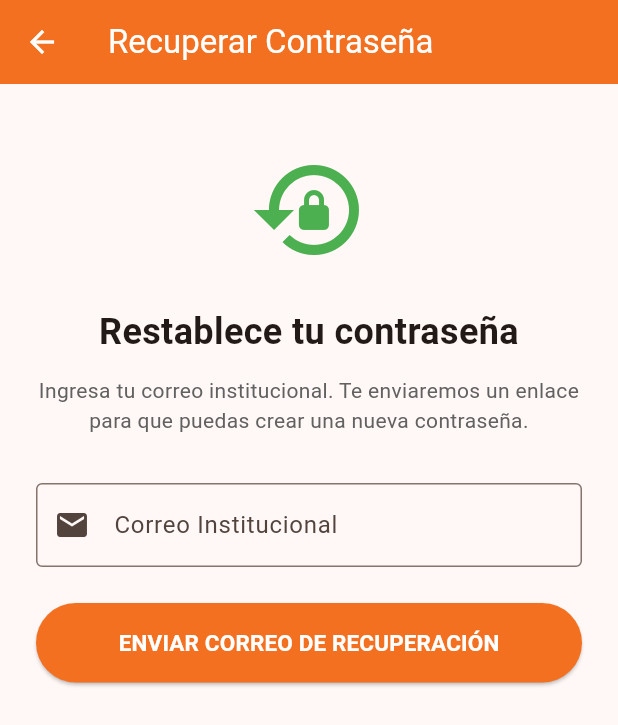
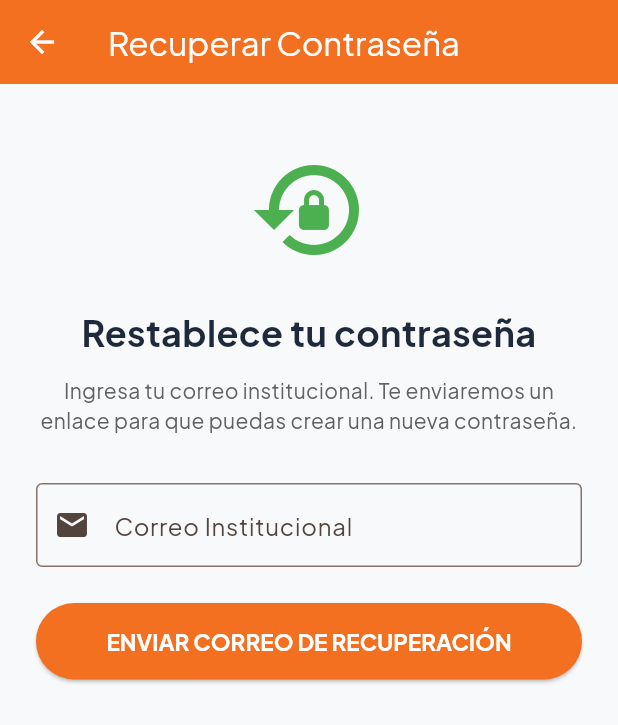
Before and after one commit to juaneslinarez-byte/saman-deportivo, a Flutter app: the screen it shows after launch, after a tap on "¿Olvidaste tu contraseña?", on a phone screen of 412 x 824 dp. Shown: the top 725 px of the screen. Run offline on Flutter 3.47's test engine with Material 3 defaults, Android fonts, the light colour scheme and no system bars; our stand-ins replace cloud_firestore, firebase_auth, firebase_core, google_fonts; accounts and stored records are empty; statements that could not run were skipped.

Commit message:
feat: agregar el tema visual del prototipo con Plus Jakarta Sans

```diff
--- /dev/null
+++ b/app/lib/core/tema.dart
@@ -0,0 +1,61 @@
+import 'package:flutter/material.dart';
+import 'package:google_fonts/google_fonts.dart';
+
+import 'colores.dart';
+
+/// Tema visual de la aplicación, según el estilo «light» del prototipo en
+/// Figma: fondo claro, esquinas redondeadas, botones en forma de pastilla,
+/// sombras suaves y la tipografía Plus Jakarta Sans.
+abstract final class TemaSaman {
+  static ThemeData get claro {
+    final base = ThemeData(
+      useMaterial3: true,
+      colorScheme: ColorScheme.fromSeed(
+        seedColor: ColoresSaman.naranja,
+        primary: ColoresSaman.naranja,
+        error: ColoresSaman.rojo,
+        surface: ColoresSaman.blanco,
+      ),
+      scaffoldBackgroundColor: ColoresSaman.fondo,
+      // Plus Jakarta Sans se descarga de Google Fonts la primera vez.
+      fontFamily: GoogleFonts.plusJakartaSans().fontFamily,
+    );
+
+    return base.copyWith(
+      textTheme: base.textTheme.apply(
+        bodyColor: ColoresSaman.azulOscuro,
+        displayColor: ColoresSaman.azulOscuro,
+      ),
+      // La barra superior naranja se mantiene, como en recuperar contraseña.
+      appBarTheme: const AppBarTheme(
+        backgroundColor: ColoresSaman.naranja,
+        foregroundColor: ColoresSaman.blanco,
+      ),
+      elevatedButtonTheme: ElevatedButtonThemeData(
+        style: ElevatedButton.styleFrom(
+          backgroundColor: ColoresSaman.naranja,
+          foregroundColor: ColoresSaman.blanco,
+          shape: const StadiumBorder(),
+          textStyle: GoogleFonts.plusJakartaSans(fontWeight: FontWeight.bold),
+        ),
+      ),
+      textButtonTheme: TextButtonThemeData(
+        style: TextButton.styleFrom(foregroundColor: ColoresSaman.naranja),
+      ),
+      // Solo el color de las ayudas: cada formulario define el estilo de sus
+      // campos, y así la pantalla de recuperar contraseña conserva el suyo.
+      inputDecorationTheme: const InputDecorationTheme(
+        hintStyle: TextStyle(color: ColoresSaman.textoTenue),
+      ),
+      cardTheme: CardThemeData(
+        color: ColoresSaman.blanco,
+        elevation: 2,
+        shadowColor: Colors.black12,
+        shape: RoundedRectangleBorder(borderRadius: BorderRadius.circular(18)),
+      ),
+      snackBarTheme: const SnackBarThemeData(
+        behavior: SnackBarBehavior.floating,
+      ),
+    );
+  }
+}
--- a/app/lib/main.dart
+++ b/app/lib/main.dart
@@ -1,6 +1,7 @@
 import 'package:firebase_core/firebase_core.dart';
 import 'package:flutter/material.dart';
 
+import 'core/tema.dart';
 import 'firebase_options.dart';
 import 'vistas/auth/login_view.dart';
 import 'vistas/auth/registro_view.dart';
@@ -21,7 +22,7 @@ class MyApp extends StatelessWidget {
     return MaterialApp(
       title: 'Samán Deportivo',
       debugShowCheckedModeBanner: false,
-      theme: AppTheme.tema,
+      theme: TemaSaman.claro,
       initialRoute: '/login',
       routes: {
         '/login': (context) => const LoginView(),
@@ -31,30 +32,3 @@ class MyApp extends StatelessWidget {
     );
   }
 }
-
-class AppTheme {
-  static const Color colorPrimario = Color(0xFFF37021);
-
-  static ThemeData get tema {
-    return ThemeData(
-      primaryColor: colorPrimario,
-      colorScheme: ColorScheme.fromSeed(
-        seedColor: colorPrimario,
-        primary: colorPrimario,
-      ),
-      inputDecorationTheme: InputDecorationTheme(
-        border: OutlineInputBorder(borderRadius: BorderRadius.circular(8)),
-      ),
-      elevatedButtonTheme: ElevatedButtonThemeData(
-        style: ElevatedButton.styleFrom(
-          backgroundColor: colorPrimario,
-          foregroundColor: Colors.white,
-        ),
-      ),
-      appBarTheme: const AppBarTheme(
-        backgroundColor: colorPrimario,
-        foregroundColor: Colors.white,
-      ),
-    );
-  }
-}
--- a/app/pubspec.yaml
+++ b/app/pubspec.yaml
@@ -12,6 +12,7 @@ dependencies:
   firebase_core: ^5.1.0
   flutter:
     sdk: flutter
+  google_fonts: ^9.0.0
 
 dev_dependencies:
   flutter_test:
```
Also changed, not shown: app/pubspec.lock.
